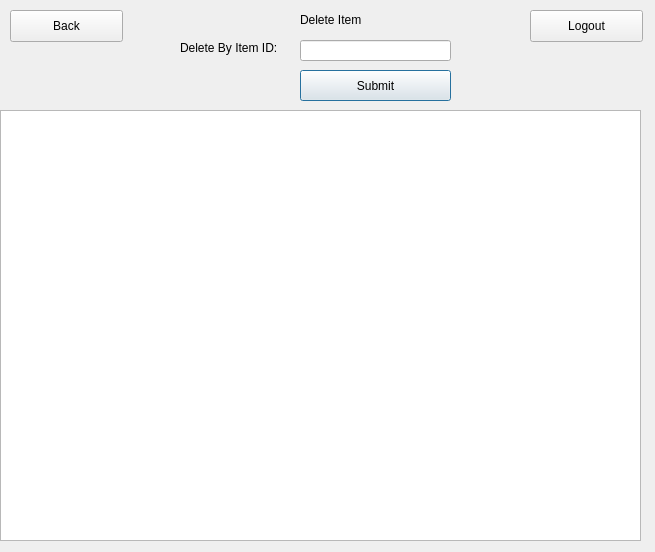
Tligtvoet/goat-bulk, file QtGui/deleteItem.ui: the form before one commit.
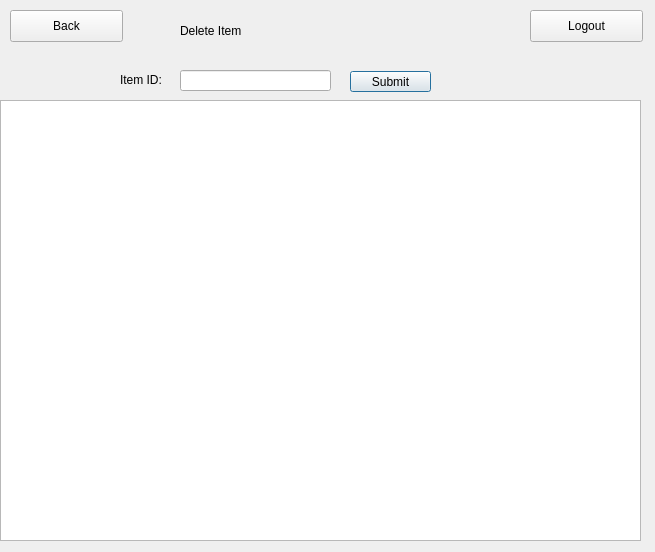
The form after the commit.

```diff
--- a/QtGui/deleteItem.ui
+++ b/QtGui/deleteItem.ui
@@ -16,8 +16,8 @@
   <widget class="QLineEdit" name="lineEdit_id">
    <property name="geometry">
     <rect>
-     <x>300</x>
-     <y>40</y>
+     <x>180</x>
+     <y>70</y>
      <width>151</width>
      <height>21</height>
     </rect>
@@ -26,10 +26,10 @@
   <widget class="QPushButton" name="pushButton_3">
    <property name="geometry">
     <rect>
-     <x>300</x>
-     <y>70</y>
-     <width>151</width>
-     <height>31</height>
+     <x>350</x>
+     <y>71</y>
+     <width>81</width>
+     <height>21</height>
     </rect>
    </property>
    <property name="text">
@@ -40,25 +40,12 @@
    <property name="geometry">
     <rect>
      <x>0</x>
-     <y>110</y>
+     <y>100</y>
      <width>641</width>
-     <height>431</height>
+     <height>441</height>
     </rect>
    </property>
   </widget>
-  <widget class="QLabel" name="label_2">
-   <property name="geometry">
-    <rect>
-     <x>180</x>
-     <y>40</y>
-     <width>111</width>
-     <height>16</height>
-    </rect>
-   </property>
-   <property name="text">
-    <string>Delete By Item ID:</string>
-   </property>
-  </widget>
   <widget class="QPushButton" name="pushButton_back">
    <property name="geometry">
     <rect>
@@ -75,16 +62,29 @@
   <widget class="QLabel" name="label_deletemember">
    <property name="geometry">
     <rect>
-     <x>300</x>
+     <x>180</x>
      <y>10</y>
-     <width>81</width>
-     <height>20</height>
+     <width>131</width>
+     <height>41</height>
     </rect>
    </property>
    <property name="text">
     <string>Delete Item</string>
    </property>
   </widget>
+  <widget class="QLabel" name="label_id">
+   <property name="geometry">
+    <rect>
+     <x>120</x>
+     <y>70</y>
+     <width>51</width>
+     <height>20</height>
+    </rect>
+   </property>
+   <property name="text">
+    <string>Item ID: </string>
+   </property>
+  </widget>
   <widget class="QPushButton" name="pushButton_logout">
    <property name="geometry">
     <rect>
```
